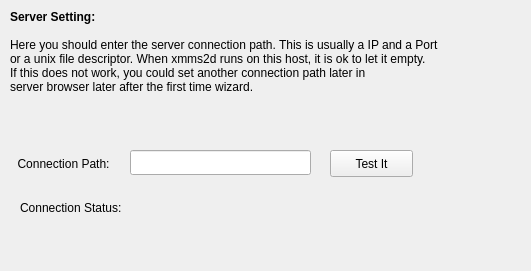
Above: src/dialogs/firsttimewizard/server.ui from theefer/esperanza before the change. Below: the same form after it.
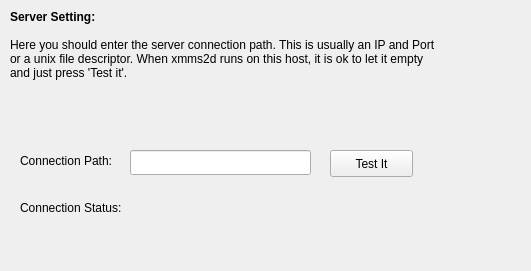
That is the form after the change.

Commit message: ftw: server page does the connect / disconnect stuff correct now

```diff
--- a/src/dialogs/firsttimewizard/server.ui
+++ b/src/dialogs/firsttimewizard/server.ui
@@ -12,18 +12,15 @@
   <widget class="QLabel" name="label_2" >
    <property name="geometry" >
     <rect>
-     <x>10</x>
-     <y>155</y>
+     <x>20</x>
+     <y>150</y>
      <width>107</width>
-     <height>17</height>
+     <height>21</height>
     </rect>
    </property>
    <property name="text" >
     <string>Connection Path:</string>
    </property>
-   <property name="alignment" >
-    <set>Qt::AlignCenter</set>
-   </property>
   </widget>
   <widget class="QLabel" name="label" >
    <property name="geometry" >
@@ -35,7 +32,7 @@
     </rect>
    </property>
    <property name="text" >
-    <string>&lt;b>Server Setting:&lt;/b>&lt;br />&lt;br />Here you should enter the server connection path. This is usually a IP and a Port&lt;br /> or a unix file descriptor. When xmms2d runs on this host, it is ok to let it empty.&lt;br />If this does not work, you could set another connection path later in&lt;br />server browser later after the first time wizard.</string>
+    <string>&lt;b>Server Setting:&lt;/b>&lt;br />&lt;br />Here you should enter the server connection path. This is usually an IP and Port&lt;br /> or a unix file descriptor. When xmms2d runs on this host, it is ok to let it empty&lt;br />and just press 'Test it'.</string>
    </property>
    <property name="textFormat" >
     <enum>Qt::RichText</enum>
```
The commit also changes 3 other files.
